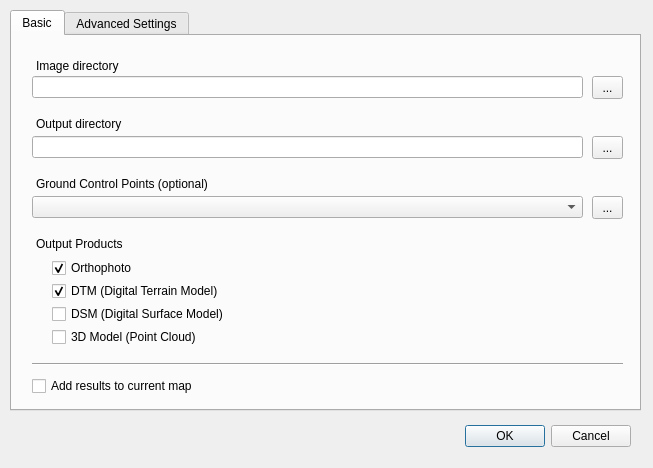
Qt form qodm/qodm_dialog_base.ui (SandroGroth/QODM) before a commit.
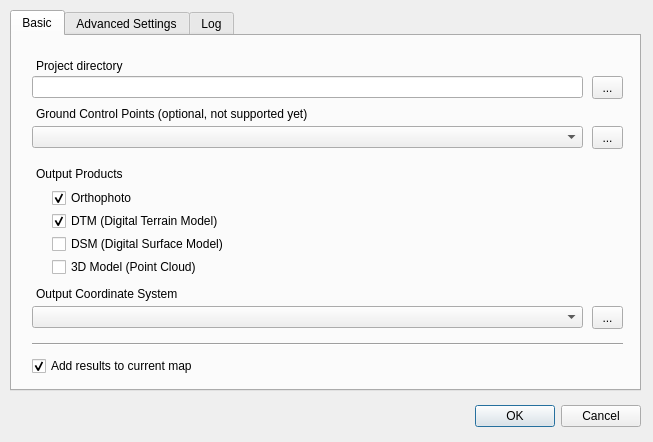
The same form after that commit.

Commit message: Basic IO.

Patch:
```diff
--- a/qodm/qodm_dialog_base.ui
+++ b/qodm/qodm_dialog_base.ui
@@ -7,7 +7,7 @@
     <x>0</x>
     <y>0</y>
     <width>653</width>
-    <height>468</height>
+    <height>442</height>
    </rect>
   </property>
   <property name="windowTitle">
@@ -16,8 +16,8 @@
   <widget class="QDialogButtonBox" name="button_box">
    <property name="geometry">
     <rect>
-     <x>290</x>
-     <y>420</y>
+     <x>300</x>
+     <y>400</y>
      <width>341</width>
      <height>32</height>
     </rect>
@@ -35,7 +35,7 @@
      <x>10</x>
      <y>10</y>
      <width>631</width>
-     <height>401</height>
+     <height>381</height>
     </rect>
    </property>
    <property name="currentIndex">
@@ -74,7 +74,7 @@
       </font>
      </property>
      <property name="text">
-      <string>Image directory</string>
+      <string>Project directory</string>
      </property>
     </widget>
     <widget class="QLineEdit" name="lineEdit">
@@ -87,47 +87,11 @@
       </rect>
      </property>
     </widget>
-    <widget class="QLineEdit" name="lineEdit_2">
-     <property name="geometry">
-      <rect>
-       <x>20</x>
-       <y>100</y>
-       <width>551</width>
-       <height>22</height>
-      </rect>
-     </property>
-    </widget>
-    <widget class="QLabel" name="label_2">
-     <property name="geometry">
-      <rect>
-       <x>24</x>
-       <y>80</y>
-       <width>191</width>
-       <height>16</height>
-      </rect>
-     </property>
-     <property name="text">
-      <string>Output directory</string>
-     </property>
-    </widget>
-    <widget class="QToolButton" name="toolButton_2">
-     <property name="geometry">
-      <rect>
-       <x>580</x>
-       <y>100</y>
-       <width>31</width>
-       <height>23</height>
-      </rect>
-     </property>
-     <property name="text">
-      <string>...</string>
-     </property>
-    </widget>
     <widget class="QComboBox" name="comboBox">
      <property name="geometry">
       <rect>
        <x>20</x>
-       <y>160</y>
+       <y>90</y>
        <width>551</width>
        <height>22</height>
       </rect>
@@ -137,20 +101,20 @@
      <property name="geometry">
       <rect>
        <x>24</x>
-       <y>140</y>
-       <width>201</width>
+       <y>70</y>
+       <width>351</width>
        <height>16</height>
       </rect>
      </property>
      <property name="text">
-      <string>Ground Control Points (optional)</string>
+      <string>Ground Control Points (optional, not supported yet)</string>
      </property>
     </widget>
     <widget class="QToolButton" name="toolButton_3">
      <property name="geometry">
       <rect>
        <x>580</x>
-       <y>160</y>
+       <y>90</y>
        <width>31</width>
        <height>23</height>
       </rect>
@@ -163,7 +127,7 @@
      <property name="geometry">
       <rect>
        <x>24</x>
-       <y>200</y>
+       <y>130</y>
        <width>101</width>
        <height>16</height>
       </rect>
@@ -176,7 +140,7 @@
      <property name="geometry">
       <rect>
        <x>40</x>
-       <y>222</y>
+       <y>152</y>
        <width>121</width>
        <height>20</height>
       </rect>
@@ -192,7 +156,7 @@
      <property name="geometry">
       <rect>
        <x>40</x>
-       <y>245</y>
+       <y>175</y>
        <width>181</width>
        <height>20</height>
       </rect>
@@ -208,7 +172,7 @@
      <property name="geometry">
       <rect>
        <x>40</x>
-       <y>268</y>
+       <y>198</y>
        <width>191</width>
        <height>20</height>
       </rect>
@@ -221,7 +185,7 @@
      <property name="geometry">
       <rect>
        <x>40</x>
-       <y>291</y>
+       <y>221</y>
        <width>181</width>
        <height>20</height>
       </rect>
@@ -234,7 +198,7 @@
      <property name="geometry">
       <rect>
        <x>20</x>
-       <y>320</y>
+       <y>300</y>
        <width>591</width>
        <height>16</height>
       </rect>
@@ -247,7 +211,7 @@
      <property name="geometry">
       <rect>
        <x>20</x>
-       <y>340</y>
+       <y>320</y>
        <width>191</width>
        <height>20</height>
       </rect>
@@ -255,6 +219,48 @@
      <property name="text">
       <string>Add results to current map</string>
      </property>
+     <property name="checked">
+      <bool>true</bool>
+     </property>
+    </widget>
+    <widget class="QLabel" name="label_2">
+     <property name="geometry">
+      <rect>
+       <x>24</x>
+       <y>250</y>
+       <width>161</width>
+       <height>16</height>
+      </rect>
+     </property>
+     <property name="frameShape">
+      <enum>QFrame::NoFrame</enum>
+     </property>
+     <property name="text">
+      <string>Output Coordinate System</string>
+     </property>
+    </widget>
+    <widget class="QComboBox" name="comboBox_2">
+     <property name="geometry">
+      <rect>
+       <x>20</x>
+       <y>270</y>
+       <width>551</width>
+       <height>22</height>
+      </rect>
+     </property>
+    </widget>
+    <widget class="QToolButton" name="toolButton">
+     <property name="geometry">
+      <rect>
+       <x>580</x>
+       <y>270</y>
+       <width>31</width>
+       <height>23</height>
+      </rect>
+     </property>
+     <property name="text">
+      <string>...</string>
+     </property>
     </widget>
    </widget>
    <widget class="QWidget" name="adv_tab">
@@ -262,6 +268,11 @@
      <string>Advanced Settings</string>
     </attribute>
    </widget>
+   <widget class="QWidget" name="log_tab">
+    <attribute name="title">
+     <string>Log</string>
+    </attribute>
+   </widget>
   </widget>
  </widget>
  <resources/>
```
Left out of the diff: 12 changed lines with no effect on the pictures. The commit also changes 1 other file.
